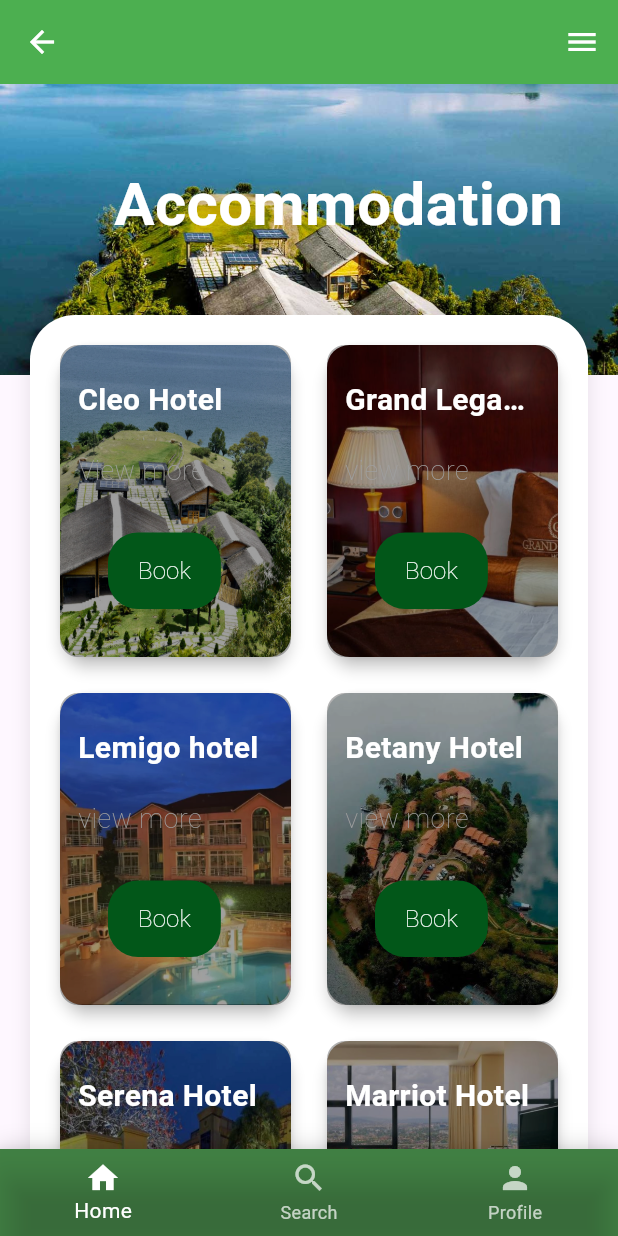
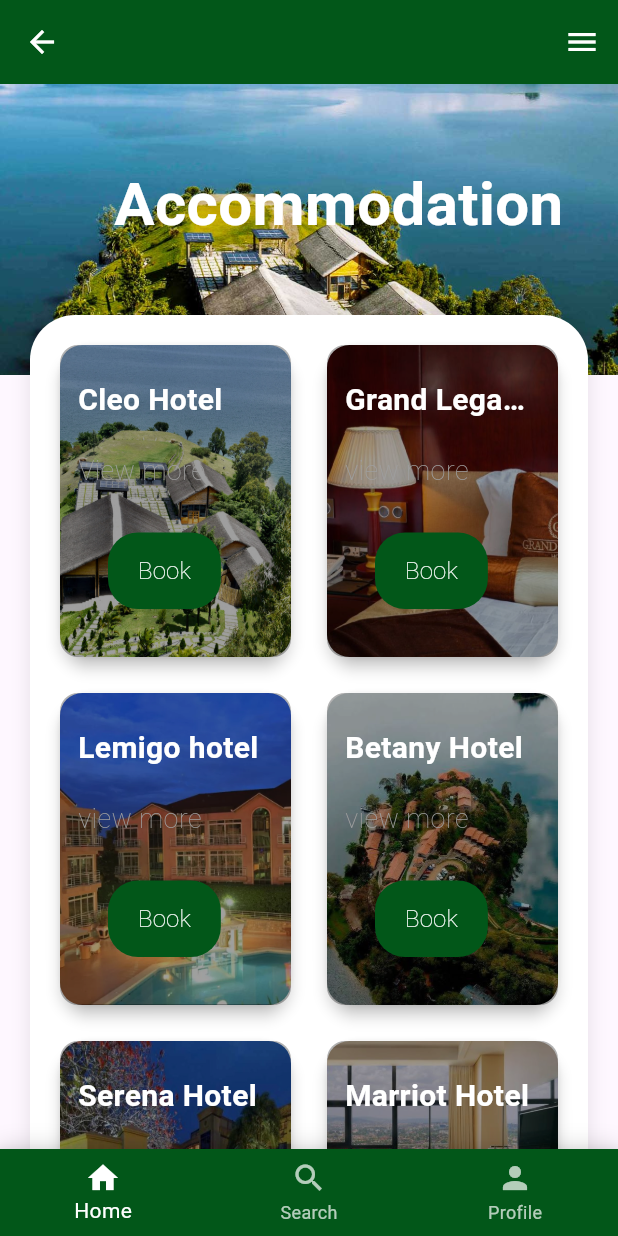
Before and after one commit to Ialbertine/Go2Rwanda_FlutterApp, a Flutter app: the Accommodation screen opened directly, on a phone screen of 412 x 824 dp. Run offline on Flutter 3.47's test engine with Material 3 defaults, Android fonts, the phone set to English and light mode, and no system bars.

Commit message:
re styling and adjustin colors

```diff
--- a/front_end/lib/pages/accomodation.dart
+++ b/front_end/lib/pages/accomodation.dart
@@ -112,7 +112,7 @@ class _AccommodationState extends State<Accommodation> {
                 left: 0,
                 right: 0,
                 child: AppBar(
-                  backgroundColor: Colors.green,
+                  backgroundColor:const Color(0xFF025719),
                   elevation: 0,
                   leading: IconButton(
                     icon: const Icon(Icons.arrow_back, color: Colors.white),
@@ -187,7 +187,7 @@ class _AccommodationState extends State<Accommodation> {
       // Add the bottom navigation bar
       bottomNavigationBar: Container(
         decoration: BoxDecoration(
-          color: Colors.green,
+          color: const Color(0xFF025719),
           boxShadow: [
             BoxShadow(
               color: Colors.black.withOpacity(0.1),
@@ -212,7 +212,7 @@ class _AccommodationState extends State<Accommodation> {
             ),
           ],
           currentIndex: _selectedIndex,
-          backgroundColor:const Color.fromARGB(255, 57, 88, 58).withOpacity(0.5),
+          backgroundColor:const Color(0xFF025719),
           selectedItemColor: Colors.white,
           unselectedItemColor: Colors.white70,
           onTap: _onItemTapped,
```
